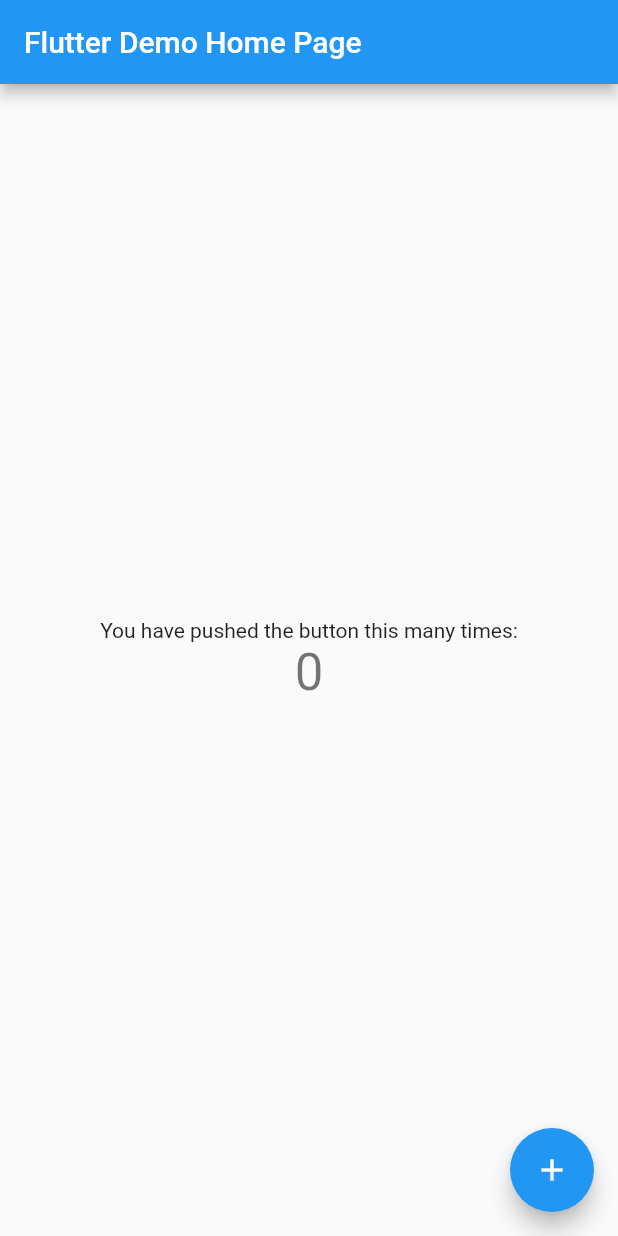
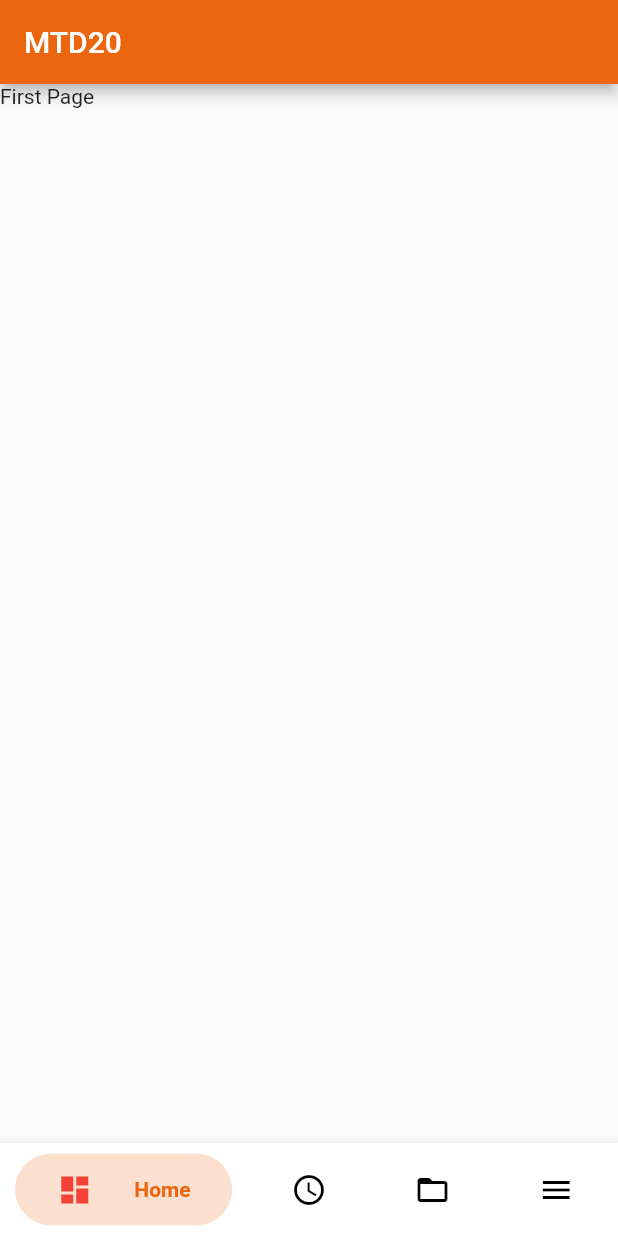
Before and after one commit to thomasindrias/MTD20, a Flutter app: the screen it shows after launch, on a phone screen of 412 x 824 dp. Run offline on Flutter 3.47's test engine with Material 2 defaults, Android fonts, the phone set to English and light mode, and no system bars; drawn by our look-alikes of bubble_bottom_bar.

Commit message:
Simple layout

```diff
--- a/lib/main.dart
+++ b/lib/main.dart
@@ -1,111 +1,119 @@
 import 'package:flutter/material.dart';
+import 'package:bubble_bottom_bar/bubble_bottom_bar.dart';
+import 'package:mtd20/pages/page_1.dart';
+import 'package:mtd20/pages/page_2.dart';
+import 'package:mtd20/pages/page_3.dart';
+import 'package:mtd20/pages/page_4.dart';
 
-void main() => runApp(MyApp());
+void main() => runApp(MaterialApp(
+      title: "MTD20",
+      home: HomePage(title: 'MTD20'),
+      debugShowCheckedModeBanner: false,
+    ));
 
-class MyApp extends StatelessWidget {
-  // This widget is the root of your application.
+class HomePage extends StatefulWidget {
+  HomePage({Key key, this.title}) : super(key: key);
+  final String title;
   @override
-  Widget build(BuildContext context) {
-    return MaterialApp(
-      title: 'Flutter Demo',
-      theme: ThemeData(
-        // This is the theme of your application.
-        //
-        // Try running your application with "flutter run". You'll see the
-        // application has a blue toolbar. Then, without quitting the app, try
-        // changing the primarySwatch below to Colors.green and then invoke
-        // "hot reload" (press "r" in the console where you ran "flutter run",
-        // or simply save your changes to "hot reload" in a Flutter IDE).
-        // Notice that the counter didn't reset back to zero; the application
-        // is not restarted.
-        primarySwatch: Colors.blue,
-      ),
-      home: MyHomePage(title: 'Flutter Demo Home Page'),
-    );
-  }
+  _HomePageState createState() => _HomePageState();
 }
 
-class MyHomePage extends StatefulWidget {
-  MyHomePage({Key key, this.title}) : super(key: key);
-
-  // This widget is the home page of your application. It is stateful, meaning
-  // that it has a State object (defined below) that contains fields that affect
-  // how it looks.
-
-  // This class is the configuration for the state. It holds the values (in this
-  // case the title) provided by the parent (in this case the App widget) and
-  // used by the build method of the State. Fields in a Widget subclass are
-  // always marked "final".
-
-  final String title;
+class _HomePageState extends State<HomePage> {
+  int currentIndex;
+  PageController _pageController = PageController(
+    initialPage: 0,
+    keepPage: true,
+  );
 
   @override
-  _MyHomePageState createState() => _MyHomePageState();
-}
+  void initState() {
+    super.initState();
+    currentIndex = 0;
+  }
 
-class _MyHomePageState extends State<MyHomePage> {
-  int _counter = 0;
-
-  void _incrementCounter() {
+  void changePage(int index) {
     setState(() {
-      // This call to setState tells the Flutter framework that something has
-      // changed in this State, which causes it to rerun the build method below
-      // so that the display can reflect the updated values. If we changed
-      // _counter without calling setState(), then the build method would not be
-      // called again, and so nothing would appear to happen.
-      _counter++;
+      currentIndex = index;
     });
   }
 
   @override
   Widget build(BuildContext context) {
-    // This method is rerun every time setState is called, for instance as done
-    // by the _incrementCounter method above.
-    //
-    // The Flutter framework has been optimized to make rerunning build methods
-    // fast, so that you can just rebuild anything that needs updating rather
-    // than having to individually change instances of widgets.
     return Scaffold(
       appBar: AppBar(
-        // Here we take the value from the MyHomePage object that was created by
-        // the App.build method, and use it to set our appbar title.
         title: Text(widget.title),
+        backgroundColor: Color(0xffec6610),
       ),
-      body: Center(
-        // Center is a layout widget. It takes a single child and positions it
-        // in the middle of the parent.
-        child: Column(
-          // Column is also a layout widget. It takes a list of children and
-          // arranges them vertically. By default, it sizes itself to fit its
-          // children horizontally, and tries to be as tall as its parent.
-          //
-          // Invoke "debug painting" (press "p" in the console, choose the
-          // "Toggle Debug Paint" action from the Flutter Inspector in Android
-          // Studio, or the "Toggle Debug Paint" command in Visual Studio Code)
-          // to see the wireframe for each widget.
-          //
-          // Column has various properties to control how it sizes itself and
-          // how it positions its children. Here we use mainAxisAlignment to
-          // center the children vertically; the main axis here is the vertical
-          // axis because Columns are vertical (the cross axis would be
-          // horizontal).
-          mainAxisAlignment: MainAxisAlignment.center,
-          children: <Widget>[
-            Text(
-              'You have pushed the button this many times:',
-            ),
-            Text(
-              '$_counter',
-              style: Theme.of(context).textTheme.display1,
-            ),
-          ],
-        ),
+      body: PageView(
+        controller: _pageController,
+        onPageChanged: (index) {
+          changePage(index);
+        },
+        children: <Widget>[
+          FirstPage(),
+          SecondPage(),
+          ThirdPage(),
+          FourthPage()
+        ],
       ),
-      floatingActionButton: FloatingActionButton(
-        onPressed: _incrementCounter,
-        tooltip: 'Increment',
-        child: Icon(Icons.add),
-      ), // This trailing comma makes auto-formatting nicer for build methods.
+      bottomNavigationBar: BubbleBottomBar(
+        hasNotch: true,
+        opacity: .2,
+        currentIndex: currentIndex,
+        onTap: (index) {
+          _pageController.jumpToPage(index);
+        },
+        borderRadius: BorderRadius.vertical(
+            top: Radius.circular(
+                16)), //border radius doesn't work when the notch is enabled.
+        elevation: 8,
+        items: <BubbleBottomBarItem>[
+          BubbleBottomBarItem(
+              backgroundColor: Color(0xffec6610),
+              icon: Icon(
+                Icons.dashboard,
+                color: Colors.black,
+              ),
+              activeIcon: Icon(
+                Icons.dashboard,
+                color: Colors.red,
+              ),
+              title: Text("Home")),
+          BubbleBottomBarItem(
+              backgroundColor: Color(0xffec6610),
+              icon: Icon(
+                Icons.access_time,
+                color: Colors.black,
+              ),
+              activeIcon: Icon(
+                Icons.access_time,
+                color: Colors.red,
+              ),
+              title: Text("Logs")),
+          BubbleBottomBarItem(
+              backgroundColor: Color(0xffec6610),
+              icon: Icon(
+                Icons.folder_open,
+                color: Colors.black,
+              ),
+              activeIcon: Icon(
+                Icons.folder_open,
+                color: Colors.red,
+              ),
+              title: Text("Folders")),
+          BubbleBottomBarItem(
+              backgroundColor: Color(0xffec6610),
+              icon: Icon(
+                Icons.menu,
+                color: Colors.black,
+              ),
+              activeIcon: Icon(
+                Icons.menu,
+                color: Colors.red,
+              ),
+              title: Text("Menu"))
+        ],
+      ),
     );
   }
 }
--- /dev/null
+++ b/lib/pages/page_1.dart
@@ -0,0 +1,10 @@
+import 'package:flutter/material.dart';
+
+class FirstPage extends StatelessWidget {
+  @override
+  Widget build(BuildContext context) {
+    return Scaffold(
+      body: Text("First Page"),
+    );
+  }
+}
--- /dev/null
+++ b/lib/pages/page_2.dart
@@ -0,0 +1,10 @@
+import 'package:flutter/material.dart';
+
+class SecondPage extends StatelessWidget {
+  @override
+  Widget build(BuildContext context) {
+    return Scaffold(
+      body: Text("Second Page"),
+    );
+  }
+}
--- /dev/null
+++ b/lib/pages/page_3.dart
@@ -0,0 +1,10 @@
+import 'package:flutter/material.dart';
+
+class ThirdPage extends StatelessWidget {
+  @override
+  Widget build(BuildContext context) {
+    return Scaffold(
+      body: Text("Third Page"),
+    );
+  }
+}
--- /dev/null
+++ b/lib/pages/page_4.dart
@@ -0,0 +1,10 @@
+import 'package:flutter/material.dart';
+
+class FourthPage extends StatelessWidget {
+  @override
+  Widget build(BuildContext context) {
+    return Scaffold(
+      body: Text("Fourth Page"),
+    );
+  }
+}
--- a/pubspec.yaml
+++ b/pubspec.yaml
@@ -27,6 +27,7 @@ dependencies:
 dev_dependencies:
   flutter_test:
     sdk: flutter
+  bubble_bottom_bar: ^1.2.0
 
 
 # For information on the generic Dart part of this file, see the
```
Also changed, not shown: pubspec.lock, 6 other files.
